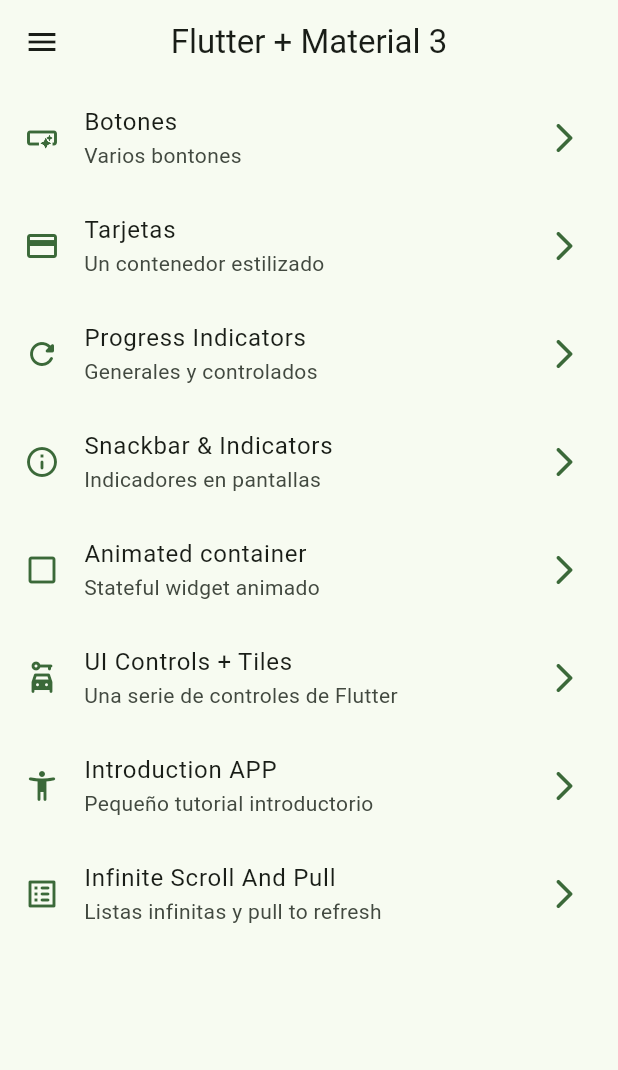
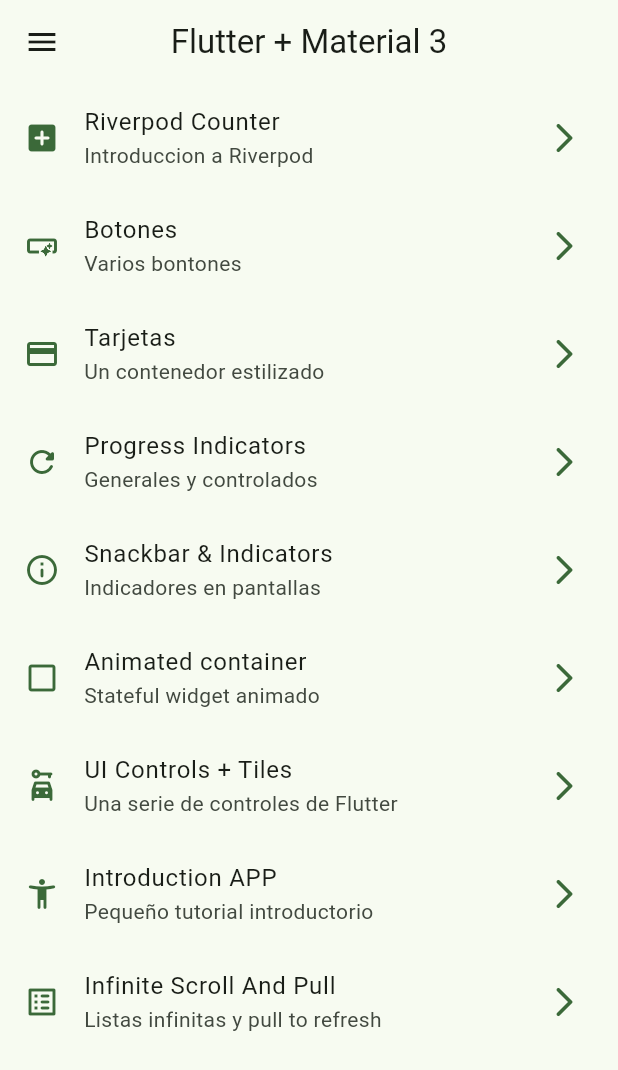
Before and after one commit to mejia907/widgets_app, a Flutter app: the screen it shows after launch, on a phone screen of 412 x 824 dp. Shown: the top 1070 px of the screen. Run offline on Flutter 3.47's test engine with Material 2 defaults, Android fonts, the phone set to English and light mode, and no system bars; our stand-ins replace animate_do, flutter_riverpod, go_router.

Commit message:
counter provider finish

```diff
--- a/lib/config/menu/menu_items.dart
+++ b/lib/config/menu/menu_items.dart
@@ -15,6 +15,12 @@ class MenuItems {
 }
 
 const appMenuItems = <MenuItems>[
+  MenuItems(
+    title: 'Riverpod Counter',
+    subtitle: 'Introduccion a Riverpod',
+    link: '/counter',
+    icon: Icons.add_box_rounded,
+  ),
   MenuItems(
     title: 'Botones',
     subtitle: 'Varios bontones',
--- a/lib/config/router/app_router.dart
+++ b/lib/config/router/app_router.dart
@@ -47,4 +47,9 @@ final appRouter = GoRouter(initialLocation: '/', routes: [
     path: '/infinite',
     builder: (context, state) => const InfiniteScrollScreen(),
   ),
+  GoRoute(
+    name: CounterScreen.mame,
+    path: '/counter',
+    builder: (context, state) => const CounterScreen(),
+  ),
 ]);
--- a/lib/main.dart
+++ b/lib/main.dart
@@ -1,9 +1,10 @@
 import 'package:flutter/material.dart';
+import 'package:flutter_riverpod/flutter_riverpod.dart';
 import 'package:widgets_app/config/router/app_router.dart';
 import 'package:widgets_app/config/theme/app_theme.dart';
 
 void main() {
-  runApp(const MainApp());
+  runApp(const ProviderScope(child: MainApp()));
 }
 
 class MainApp extends StatelessWidget {
--- /dev/null
+++ b/lib/presentation/providers/counter_provider.dart
@@ -0,0 +1,3 @@
+import 'package:flutter_riverpod/flutter_riverpod.dart';
+
+final counterProvider = StateProvider<int>((ref) => 6);
--- /dev/null
+++ b/lib/presentation/providers/theme_provider.dart
@@ -0,0 +1,3 @@
+import 'package:flutter_riverpod/flutter_riverpod.dart';
+
+final isDarkmodeProvider = StateProvider<bool>((ref) => false);
--- a/lib/presentation/screens/screens.dart
+++ b/lib/presentation/screens/screens.dart
@@ -1,3 +1,4 @@
+export 'package:widgets_app/presentation/screens/counter/counter_screen.dart';
 export 'package:widgets_app/presentation/screens/animated/animated_screen.dart';
 export 'package:widgets_app/presentation/screens/app_tutorial/app_tutorial_screen.dart';
 export 'package:widgets_app/presentation/screens/buttons/buttons_screen.dart';
--- a/pubspec.yaml
+++ b/pubspec.yaml
@@ -10,6 +10,7 @@ dependencies:
   animate_do: ^3.0.2
   flutter:
     sdk: flutter
+  flutter_riverpod: ^2.3.6
   go_router: ^7.0.0
 
 dev_dependencies:
```
Also changed, not shown: lib/presentation/screens/counter/counter_screen.dart (added, +43 -0 lines), pubspec.lock.
